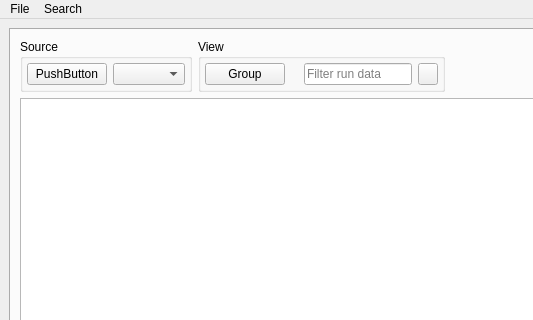
First picture: the form in frontend/mainwindow.ui, repository martyngigg/jv2, before the edit; both pictures show x 0 to 533 and y 0 to 320 of the 817 by 605 pixel window.
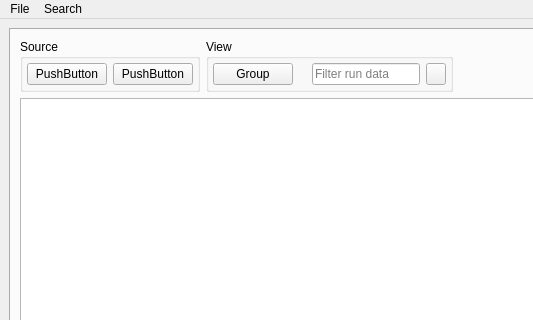
Second picture: the form after the edit. Icons and pictures are not drawn.

The edit to the form file:
```diff
--- a/frontend/mainwindow.ui
+++ b/frontend/mainwindow.ui
@@ -76,18 +76,12 @@
                 </widget>
                </item>
                <item>
-                <widget class="QComboBox" name="cyclesBox">
-                 <property name="sizePolicy">
-                  <sizepolicy hsizetype="Preferred" vsizetype="Fixed">
-                   <horstretch>0</horstretch>
-                   <verstretch>0</verstretch>
-                  </sizepolicy>
+                <widget class="QPushButton" name="cycleButton">
+                 <property name="contextMenuPolicy">
+                  <enum>Qt::CustomContextMenu</enum>
                  </property>
-                 <property name="insertPolicy">
-                  <enum>QComboBox::InsertAlphabetically</enum>
-                 </property>
-                 <property name="sizeAdjustPolicy">
-                  <enum>QComboBox::AdjustToContents</enum>
+                 <property name="text">
+                  <string>PushButton</string>
                  </property>
                 </widget>
                </item>
```
Left out of the diff: 2 changed lines with no effect on the pictures.
